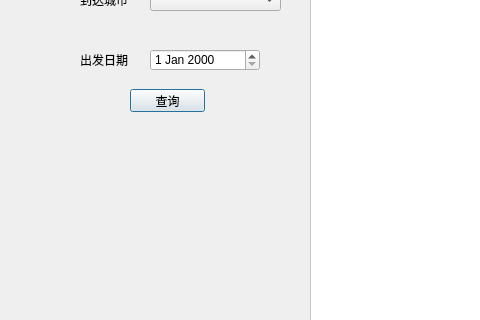
Old version of the form findflight.ui in the repository Dansheng/FlightSystem; both pictures show x 0 to 480 and y 171 to 491 of the 1360 by 691 pixel window.
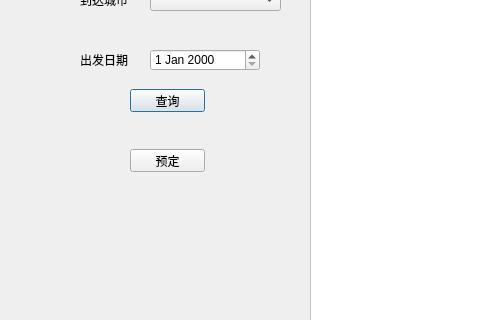
New version of the form.

Patch:
```diff
--- a/findflight.ui
+++ b/findflight.ui
@@ -128,6 +128,19 @@
     <string notr="true"/>
    </property>
   </widget>
+  <widget class="QPushButton" name="Book_Button">
+   <property name="geometry">
+    <rect>
+     <x>130</x>
+     <y>320</y>
+     <width>75</width>
+     <height>23</height>
+    </rect>
+   </property>
+   <property name="text">
+    <string>预定</string>
+   </property>
+  </widget>
  </widget>
  <resources/>
  <connections/>
```
